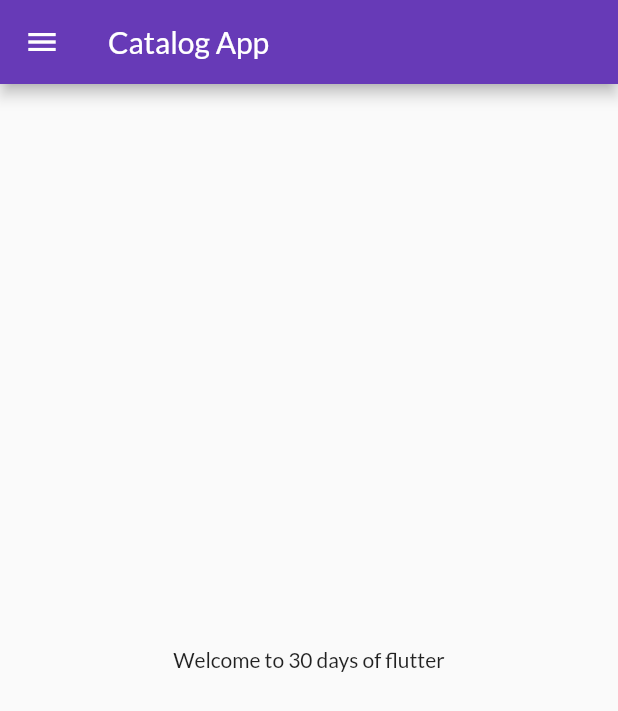
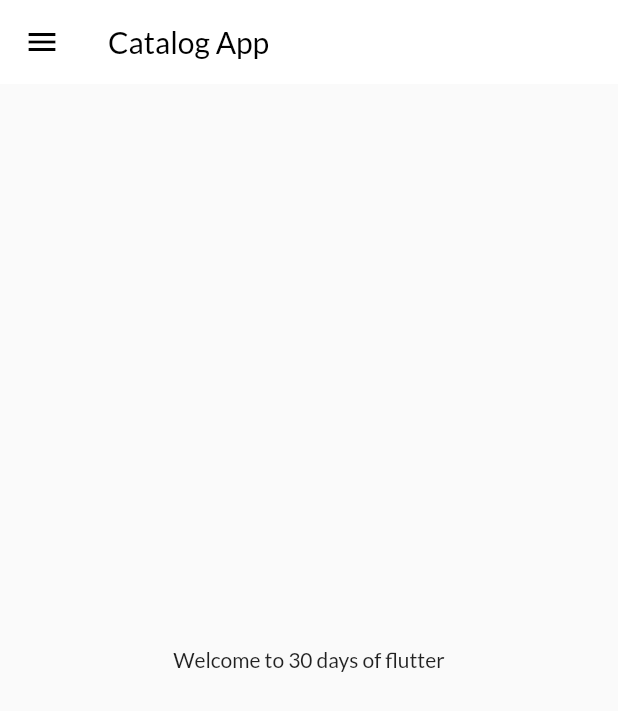
Before and after one commit to dhruvi6971/30daysofflutter, a Flutter app: the screen it shows after launch, on a phone screen of 412 x 824 dp. Shown: the top 711 px of the screen. Run offline on Flutter 3.47's test engine with Material 2 defaults, Android fonts, the phone set to English and light mode, and no system bars; our stand-ins replace google_fonts.

Commit message:
day 9 completed

```diff
--- a/lib/main.dart
+++ b/lib/main.dart
@@ -2,9 +2,9 @@
 
 import 'package:flutter/material.dart';
 import 'package:flutter_application_2/utilities/routs.dart';
+import 'package:flutter_application_2/widgets/theme.dart';
 import 'pages/home_page.dart';
 import 'pages/login_page.dart';
-import 'package:google_fonts/google_fonts.dart';
 
 void main() {
   runApp(MyApp());
@@ -18,11 +18,8 @@ class MyApp extends StatelessWidget {
     return MaterialApp(
       themeMode: ThemeMode.light,
       debugShowCheckedModeBanner: false,
-      theme: ThemeData(
-        primarySwatch: Colors.deepPurple,
-        fontFamily: GoogleFonts.lato().fontFamily,
-      ),
-      darkTheme: ThemeData(brightness: Brightness.dark),
+      theme: MyTheme.lightTheme(context),
+      darkTheme: MyTheme.darkTheme(context),
       routes: {
         MyRoutes.loginroute: (context) => Login(),
         "/": (context) => HomePage(),
--- a/lib/pages/home_page.dart
+++ b/lib/pages/home_page.dart
@@ -10,7 +10,10 @@ class HomePage extends StatelessWidget {
   Widget build(BuildContext context) {
     return Scaffold(
       appBar: AppBar(
-        title: Text("Catalog App"),
+        title: Text(
+          "Catalog App",
+          style: TextStyle(color: Colors.black),
+        ),
       ),
       body: Center(
         child: Text("Welcome to 30 days of flutter"),
--- /dev/null
+++ b/lib/widgets/theme.dart
@@ -0,0 +1,17 @@
+import 'package:flutter/material.dart';
+import 'package:google_fonts/google_fonts.dart';
+
+class MyTheme {
+  static ThemeData lightTheme(BuildContext context) => ThemeData(
+        primarySwatch: Colors.deepPurple,
+        fontFamily: GoogleFonts.lato().fontFamily,
+        appBarTheme: const AppBarTheme(
+          color: Colors.white,
+          elevation: 0.0,
+          iconTheme: IconThemeData(color: Colors.black),
+        ),
+      );
+
+  static ThemeData darkTheme(BuildContext context) =>
+      ThemeData(brightness: Brightness.dark);
+}
```
Also changed, not shown: lib/models/catalog.dart (added, +27 -0 lines).
